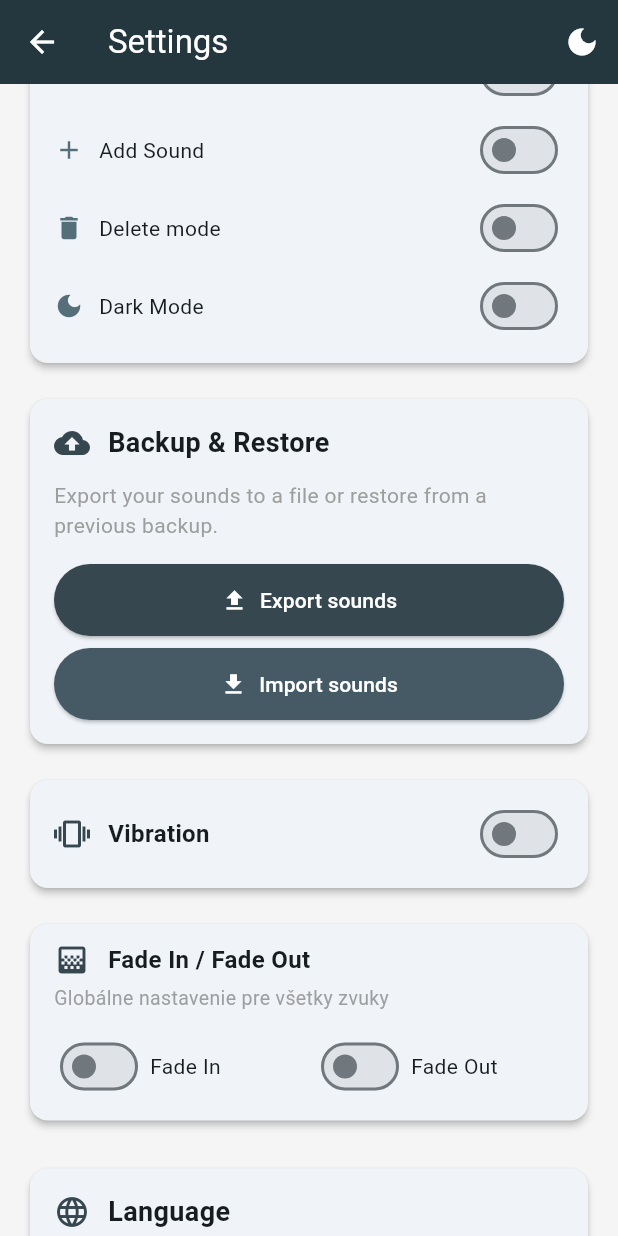
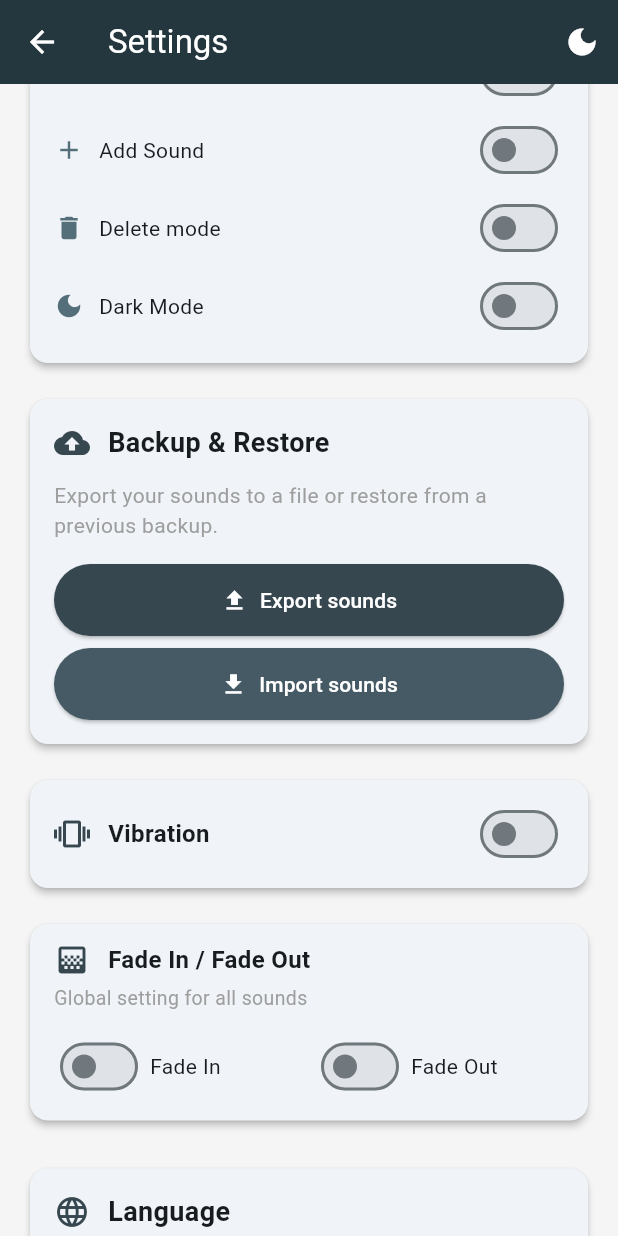
Before and after one commit to Chupacabra2023/soundAppFlutter, a Flutter app: the SettingsPage screen opened directly with empty values, scrolled down 1152 dp, on a phone screen of 412 x 824 dp. Run offline on Flutter 3.47's test engine with Material 3 defaults, Android fonts, the phone set to English and light mode, and no system bars; our stand-ins replace audioplayers, file_picker, google_mobile_ads, reorderable_grid_view, shared_preferences, vibration; missing offline and left inert: android_intent_plus, ffmpeg_kit_flutter_new, id3tag, record; accounts and stored records are empty; network calls fail.

Commit message:
feat adds and fade out working

```diff
--- a/lib/app_localizations.dart
+++ b/lib/app_localizations.dart
@@ -109,6 +109,7 @@ class AppLocalizations {
       'displayOptionsDesc': 'Choose what to show on the soundboard',
       'hideFavoriteButton': 'Hide favorite button',
       'hideSettingsButton': 'Hide settings button',
+      'fadeGlobalDescription': 'Global setting for all sounds',
     },
     'sk': {
       'settings': 'Nastavenia',
@@ -206,6 +207,7 @@ class AppLocalizations {
       'noCategoryTitle': 'Žiadna kategória',
       'noCategoryMessage': 'Tento zvuk sa zobrazí len v „Všetko". Pridať aj tak?',
       'addAnyway': 'Pridať aj tak',
+      'fadeGlobalDescription': 'Globálne nastavenie pre všetky zvuky',
     },
     'es': {
       'settings': 'Configuración',
@@ -303,6 +305,7 @@ class AppLocalizations {
       'noCategoryTitle': 'Sin categoría',
       'noCategoryMessage': 'Este sonido solo aparecerá en "Todo". ¿Añadir de todas formas?',
       'addAnyway': 'Añadir de todas formas',
+      'fadeGlobalDescription': 'Configuración global para todos los sonidos',
     },
     'fr': {
       'settings': 'Paramètres',
@@ -400,6 +403,7 @@ class AppLocalizations {
       'noCategoryTitle': 'Aucune catégorie',
       'noCategoryMessage': 'Ce son apparaîtra uniquement dans « Tous ». Ajouter quand même ?',
       'addAnyway': 'Ajouter quand même',
+      'fadeGlobalDescription': 'Paramètre global pour tous les sons',
     },
     'de': {
       'settings': 'Einstellungen',
@@ -497,6 +501,7 @@ class AppLocalizations {
       'noCategoryTitle': 'Keine Kategorie',
       'noCategoryMessage': 'Dieser Sound erscheint nur unter „Alles". Trotzdem hinzufügen?',
       'addAnyway': 'Trotzdem hinzufügen',
+      'fadeGlobalDescription': 'Globale Einstellung für alle Sounds',
     },
     'ru': {
       'settings': 'Настройки',
@@ -594,6 +599,7 @@ class AppLocalizations {
       'noCategoryTitle': 'Категория не выбрана',
       'noCategoryMessage': 'Этот звук будет отображаться только в «Всё». Добавить всё равно?',
       'addAnyway': 'Добавить всё равно',
+      'fadeGlobalDescription': 'Глобальная настройка для всех звуков',
     },
   };
 
--- a/lib/l10n/app_en.arb
+++ b/lib/l10n/app_en.arb
@@ -59,5 +59,6 @@
   "shufflePlay": "Shuffle Play",
   "shufflePlayDescription": "Play random sounds continuously",
   "everything": "everything",
-  "favorite": "favorite"
+  "favorite": "favorite",
+  "fadeGlobalDescription": "Global setting for all sounds"
 }
--- a/lib/l10n/app_es.arb
+++ b/lib/l10n/app_es.arb
@@ -35,5 +35,6 @@
   "shufflePlay": "Reproducción aleatoria",
   "shufflePlayDescription": "Reproducir sonidos aleatorios continuamente",
   "everything": "todo",
-  "favorite": "favorito"
+  "favorite": "favorito",
+  "fadeGlobalDescription": "Configuración global para todos los sonidos"
 }
--- a/lib/l10n/app_fr.arb
+++ b/lib/l10n/app_fr.arb
@@ -35,5 +35,6 @@
   "shufflePlay": "Lecture aléatoire",
   "shufflePlayDescription": "Lecture aléatoire en continu",
   "everything": "Tous",
-  "favorite": "favori"
+  "favorite": "favori",
+  "fadeGlobalDescription": "Paramètre global pour tous les sons"
 }
--- a/lib/l10n/app_sk.arb
+++ b/lib/l10n/app_sk.arb
@@ -35,5 +35,6 @@
   "shufflePlay": "Náhodné prehrávanie",
   "shufflePlayDescription": "Prehrávať náhodné zvuky nepretržite",
   "everything": "všetko",
-  "favorite": "obľúbené"
+  "favorite": "obľúbené",
+  "fadeGlobalDescription": "Globálne nastavenie pre všetky zvuky"
 }
--- a/lib/settings_page.dart
+++ b/lib/settings_page.dart
@@ -1,8 +1,8 @@
 import 'package:flutter/material.dart';
 import 'package:android_intent_plus/android_intent.dart';
+import 'package:google_mobile_ads/google_mobile_ads.dart';
 import 'app_localizations.dart';
 import 'main.dart';
-// import 'package:google_mobile_ads/google_mobile_ads.dart';
 import 'sound_data.dart';
 
 class SettingsPage extends StatefulWidget {
@@ -101,8 +101,8 @@ class _SettingsPageState extends State<SettingsPage> {
   late int _globalFadeOutMs;
   bool _isExporting = false;
   bool _isImporting = false;
-  // BannerAd? _bannerAd;
-  // bool _isBannerAdLoaded = false;
+  BannerAd? _bannerAd;
+  bool _isBannerAdLoaded = false;
 
   @override
   void initState() {
@@ -124,14 +124,30 @@ class _SettingsPageState extends State<SettingsPage> {
     _showMasterVolume = widget.showMasterVolume;
     _globalFadeInMs = widget.globalFadeInMs;
     _globalFadeOutMs = widget.globalFadeOutMs;
-    // WidgetsBinding.instance.addPostFrameCallback((_) => _loadBannerAd());
+    WidgetsBinding.instance.addPostFrameCallback((_) => _loadBannerAd());
   }
 
-  // Future<void> _loadBannerAd() async { ... }
+  Future<void> _loadBannerAd() async {
+    final width = MediaQuery.of(context).size.width.truncate();
+    final size = await AdSize.getCurrentOrientationAnchoredAdaptiveBannerAdSize(width);
+    if (!mounted || size == null) return;
+    _bannerAd = BannerAd(
+      adUnitId: 'ca-app-pub-3948591512361475/4467483687',
+      size: size,
+      request: const AdRequest(),
+      listener: BannerAdListener(
+        onAdLoaded: (ad) {
+          if (mounted) setState(() => _isBannerAdLoaded = true);
+        },
+        onAdFailedToLoad: (ad, error) => ad.dispose(),
+      ),
+    );
+    _bannerAd?.load();
+  }
 
   @override
   void dispose() {
-    // _bannerAd?.dispose();
+    _bannerAd?.dispose();
     super.dispose();
   }
 
@@ -275,8 +291,12 @@ class _SettingsPageState extends State<SettingsPage> {
       ),
       body: Column(
         children: [
-          // if (_isBannerAdLoaded && _bannerAd != null)
-          //   Container(child: AdWidget(ad: _bannerAd!)),
+          if (_isBannerAdLoaded && _bannerAd != null)
+            SizedBox(
+              width: double.infinity,
+              height: _bannerAd!.size.height.toDouble(),
+              child: AdWidget(ad: _bannerAd!),
+            ),
           Expanded(
             child: ListView(
               padding: const EdgeInsets.all(16),
@@ -349,12 +369,12 @@ class _SettingsPageState extends State<SettingsPage> {
                     },
                   ),
                   _buildSubToggle(
-                    icon: Icons.volume_up,
-                    title: l10n.get('volumeControl'),
-                    value: _showMasterVolume,
+                    icon: Icons.volume_off,
+                    title: 'Hide Volume Bar',
+                    value: !_showMasterVolume,
                     onChanged: (v) {
-                      setState(() => _showMasterVolume = v);
-                      widget.onToggleToolbarButton('master_volume', v);
+                      setState(() => _showMasterVolume = !v);
+                      widget.onToggleToolbarButton('master_volume', !v);
                     },
                   ),
                 ],
@@ -924,7 +944,7 @@ class _SettingsPageState extends State<SettingsPage> {
                   ),
                   const SizedBox(height: 4),
                   Text(
-                    'Globálne nastavenie pre všetky zvuky',
+                    l10n.get('fadeGlobalDescription'),
                     style: const TextStyle(color: Colors.grey, fontSize: 13),
                   ),
                   const SizedBox(height: 12),
--- a/pubspec.yaml
+++ b/pubspec.yaml
@@ -3,7 +3,7 @@ description: Soundboard Studio - Professional soundboard app with custom sounds
 
 publish_to: 'none'
 
-version: 1.0.2+27
+version: 1.0.2+29
 
 environment:
   sdk: '>=3.0.0 <4.0.0'
```
Also changed, not shown: lib/add_soud_page.dart (+28 -9 lines), lib/main.dart (+86 -42 lines), lib/sound_button.dart (+28 -10 lines), pubspec.lock, 1 other file.
